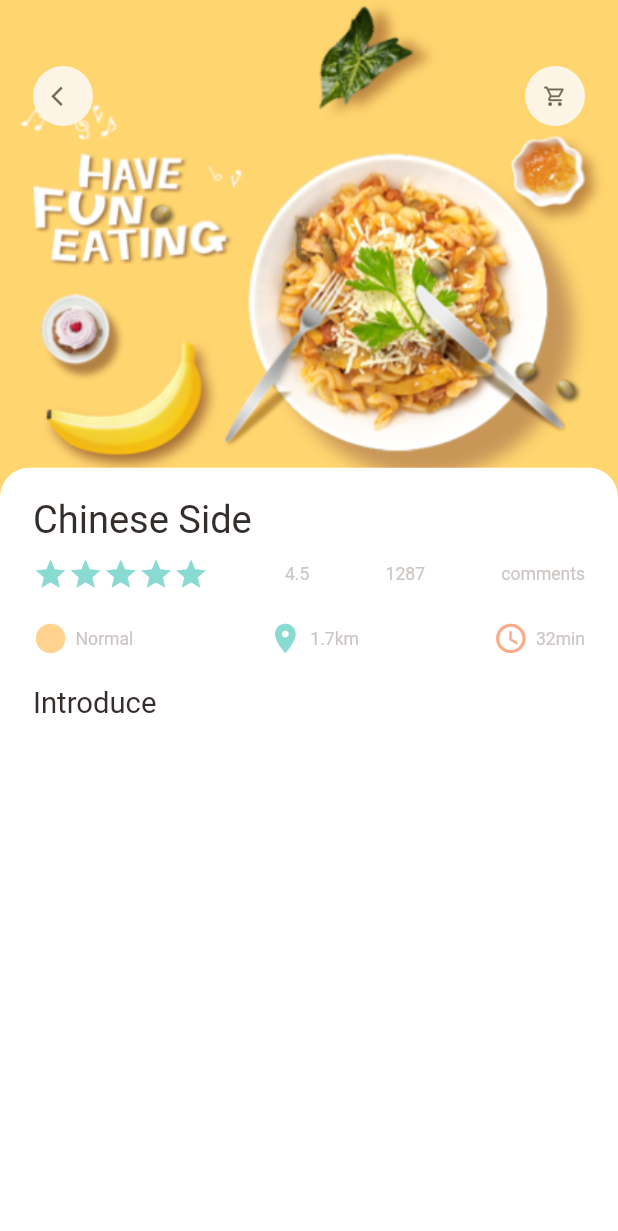
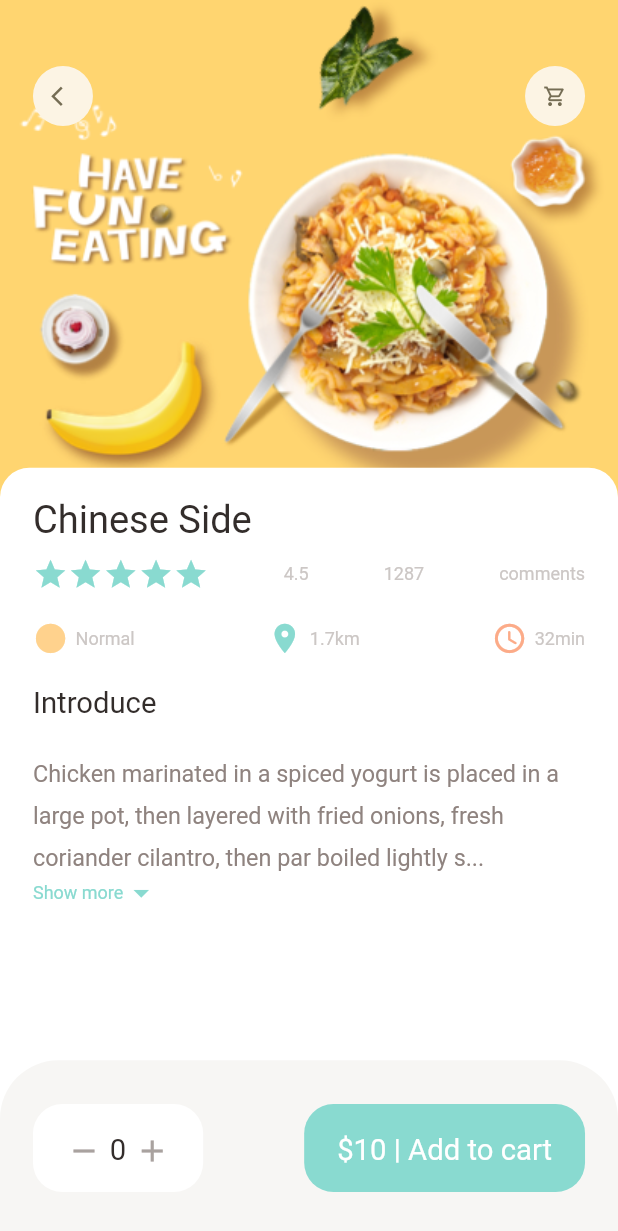
Before and after one commit to rolanveroncruz/rewardsplus_ecomm, a Flutter app: the screen it shows after launch, on a phone screen of 412 x 824 dp. Shown: the top 1231 px of the screen. Run offline on Flutter 3.47's test engine with Material 2 defaults, Android fonts, the phone set to English and light mode, and no system bars; our stand-ins replace dots_indicator, get.

Commit message:
done 4:30/12:00

```diff
--- a/lib/pages/food/popular_food_detail.dart
+++ b/lib/pages/food/popular_food_detail.dart
@@ -2,6 +2,7 @@
 
 import 'package:flutter/material.dart';
 import 'package:rewardsplus_ecomm/utils/dimensions.dart';
+import 'package:rewardsplus_ecomm/widgets/expandable_text_widget.dart';
 
 import '../../utils/colors.dart';
 import '../../widgets/app_column.dart';
@@ -15,8 +16,10 @@ class PopularFoodDetail extends StatelessWidget {
   @override
   Widget build(BuildContext context) {
     return Scaffold(
+        backgroundColor: Colors.white,
         body: Stack(
           children: [
+            // background image
             Positioned(
                 left: 0,
                 right: 0,
@@ -28,6 +31,7 @@ class PopularFoodDetail extends StatelessWidget {
                           fit: BoxFit.cover,
                           image: AssetImage("assets/image/food0.png"))),
                 )),
+            // icon widgets
             Positioned(
                 top: Dimensions.height45,
                 left: Dimensions.width20,
@@ -39,6 +43,7 @@ class PopularFoodDetail extends StatelessWidget {
                     AppIcon(icon: Icons.shopping_cart_outlined)
                   ],
                 )),
+            // Introduction of food
             Positioned(
                 left: 0,
                 right: 0,
@@ -62,10 +67,73 @@ class PopularFoodDetail extends StatelessWidget {
                         SizedBox(
                           height: Dimensions.height20,
                         ),
-                    BigText(text: "Introduce")
+                        BigText(text: "Introduce"),
+                        SizedBox(height: Dimensions.height20),
+                        Expanded(
+                          child: SingleChildScrollView(
+                            child: ExpandableTextWidget(
+                                text:
+                                    "Chicken marinated in a spiced yogurt is placed in a large pot, then layered with fried onions, fresh coriander cilantro, then par boiled lightly spiced rice  Chicken marinated in a spiced yogurt is placed in a large pot, then layered with fried onions, fresh coriander cilantro, then par boiled lightly spiced rice  Chicken marinated in a spiced yogurt is placed in a large pot, then layered with fried onions, fresh coriander cilantro, then par boiled lightly spiced rice  Chicken marinated in a spiced yogurt is placed in a large pot, then layered with fried onions, fresh coriander cilantro, then par boiled lightly spiced rice  Chicken marinated in a spiced yogurt is placed in a large pot, then layered with fried onions, fresh coriander cilantro, then par boiled lightly spiced rice  Chicken marinated in a spiced yogurt is placed in a large pot, then layered with fried onions, fresh coriander cilantro, then par boiled lightly spiced rice  Chicken marinated in a spiced yogurt is placed in a large pot, then layered with fried onions, fresh coriander cilantro, then par boiled lightly spiced rice  Chicken marinated in a spiced yogurt is placed in a large pot, then layered with fried onions, fresh coriander cilantro, then par boiled lightly spiced rice  Chicken marinated in a spiced yogurt is placed in a large pot, then layered with fried onions, fresh coriander cilantro, then par boiled lightly spiced rice "),
+                          ),
+                        )
                       ],
                     )))
           ],
-    ));
+        ),
+        bottomNavigationBar: Container(
+            height: Dimensions.bottomHeightBar,
+            padding: EdgeInsets.only(
+                top: Dimensions.height30,
+                bottom: Dimensions.height30,
+                left: Dimensions.width20,
+                right: Dimensions.width20),
+            decoration: BoxDecoration(
+                color: AppColors.buttonBackgroundColor,
+                borderRadius: BorderRadius.only(
+                    topLeft: Radius.circular(Dimensions.radius20 * 2),
+                    topRight: Radius.circular(Dimensions.radius20 * 2))),
+            child: Row(
+              mainAxisAlignment: MainAxisAlignment.spaceBetween,
+              children: [
+                Container(
+                    padding: EdgeInsets.only(
+                        top: Dimensions.height20,
+                        bottom: Dimensions.height20,
+                        left: Dimensions.width20,
+                        right: Dimensions.width20),
+                    decoration: BoxDecoration(
+                        borderRadius:
+                            BorderRadius.circular(Dimensions.radius20),
+                        color: Colors.white),
+                    child: Row(
+                      children: [
+                        Icon(
+                          Icons.remove,
+                          color: AppColors.signColor,
+                        ),
+                        SizedBox(width: Dimensions.width10 / 2),
+                        BigText(
+                          text: "0",
+                        ),
+                        SizedBox(width: Dimensions.width10 / 2),
+                        Icon(Icons.add, color: AppColors.signColor)
+                      ],
+                    )),
+                Container(
+                    padding: EdgeInsets.only(
+                        top: Dimensions.height20,
+                        bottom: Dimensions.height20,
+                        left: Dimensions.width20,
+                        right: Dimensions.width20),
+                    decoration: BoxDecoration(
+                        borderRadius:
+                            BorderRadius.circular(Dimensions.radius20),
+                        color: AppColors.mainColor),
+                    child: BigText(
+                      text: "\$10 | Add to cart",
+                      color: Colors.white,
+                    ))
+              ],
+            )));
   }
 }
--- a/lib/utils/dimensions.dart
+++ b/lib/utils/dimensions.dart
@@ -25,6 +25,7 @@ class Dimensions {
   static double width45 = screenWidth / 8.33;
 
   static double font12 = screenHeight / 70.33;
+  static double font16 = screenHeight / 52.75;
   static double font20 = screenHeight / 42.2;
   static double font26 = screenHeight / 32.46;
 
@@ -39,4 +40,7 @@ class Dimensions {
 
   //popular food
   static double popularFoodImgSize = screenHeight / 2.41;
+
+  //bottom height
+  static double bottomHeightBar = screenHeight / 7.03;
 }
--- /dev/null
+++ b/lib/widgets/expandable_text_widget.dart
@@ -0,0 +1,76 @@
+// ignore_for_file: prefer_const_constructors, prefer_const_literals_to_create_immutables
+
+import 'package:flutter/material.dart';
+import 'package:rewardsplus_ecomm/utils/colors.dart';
+import 'package:rewardsplus_ecomm/utils/dimensions.dart';
+import 'package:rewardsplus_ecomm/widgets/text_widgets.dart';
+
+class ExpandableTextWidget extends StatefulWidget {
+  final String text;
+  const ExpandableTextWidget({super.key, required this.text});
+
+  @override
+  State<ExpandableTextWidget> createState() => _ExpandableTextWidgetState();
+}
+
+class _ExpandableTextWidgetState extends State<ExpandableTextWidget> {
+  late String firstHalf;
+  late String secondHalf;
+  bool hiddenText = true;
+
+  double textHeight = Dimensions.screenHeight / 5.63;
+
+  @override
+  void initState() {
+    super.initState();
+    if (widget.text.length > textHeight) {
+      firstHalf = widget.text.substring(0, textHeight.toInt());
+      secondHalf =
+          widget.text.substring(textHeight.toInt() + 1, widget.text.length);
+    } else {
+      firstHalf = widget.text;
+      secondHalf = "";
+    }
+  }
+
+  @override
+  Widget build(BuildContext context) {
+    return Container(
+        child: secondHalf.isEmpty
+            ? SmallText(
+                text: firstHalf,
+                size: Dimensions.font16,
+                color: AppColors.paraColor,
+                height: 1.8,
+              )
+            : Column(
+                children: [
+                  SmallText(
+                    text: hiddenText
+                        ? ("$firstHalf...")
+                        : (firstHalf + secondHalf),
+                    size: Dimensions.font16,
+                    color: AppColors.paraColor,
+                    height: 1.8,
+                  ),
+                  InkWell(
+                      onTap: () {
+                        setState(() {
+                          hiddenText = !hiddenText;
+                        });
+                      },
+                      child: Row(
+                        children: [
+                          SmallText(
+                              text: "Show more", color: AppColors.mainColor),
+                          Icon(
+                              hiddenText
+                                  ? Icons.arrow_drop_down
+                                  : Icons.arrow_drop_up,
+                              color: AppColors.mainColor)
+                        ],
+                      ))
+                ],
+              ));
+  }
+}
--- a/lib/widgets/text_widgets.dart
+++ b/lib/widgets/text_widgets.dart
@@ -17,6 +17,7 @@ class BigText extends StatelessWidget {
   @override
   Widget build(BuildContext context) {
     return Text(text,
+        maxLines: 1,
         overflow: overflow,
         style: TextStyle(
           fontSize: size == 0 ? Dimensions.font20 : size,
@@ -36,13 +37,12 @@ class SmallText extends StatelessWidget {
       {super.key,
       this.color = const Color(0xFFccc7c5),
       required this.text,
-      this.size = 0,
+      this.size = 12,
       this.height = 1.2});
 
   @override
   Widget build(BuildContext context) {
     return Text(text,
-        maxLines: 1,
         style: TextStyle(
           fontSize: size == 0 ? Dimensions.font12 : size,
           fontFamily: 'Roboto',
```
Also changed, not shown: pubspec.lock. Lines whose indentation alone changed are shown as unchanged.
